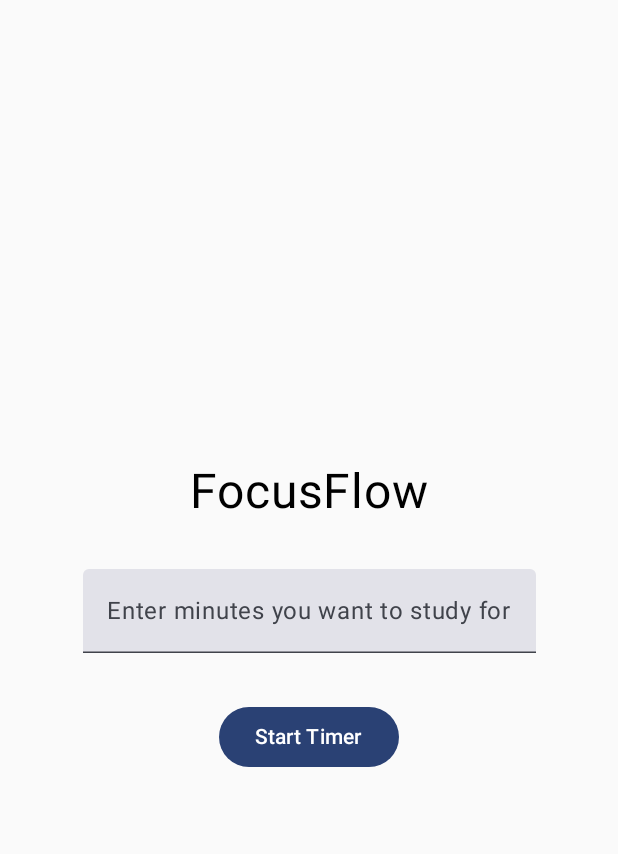
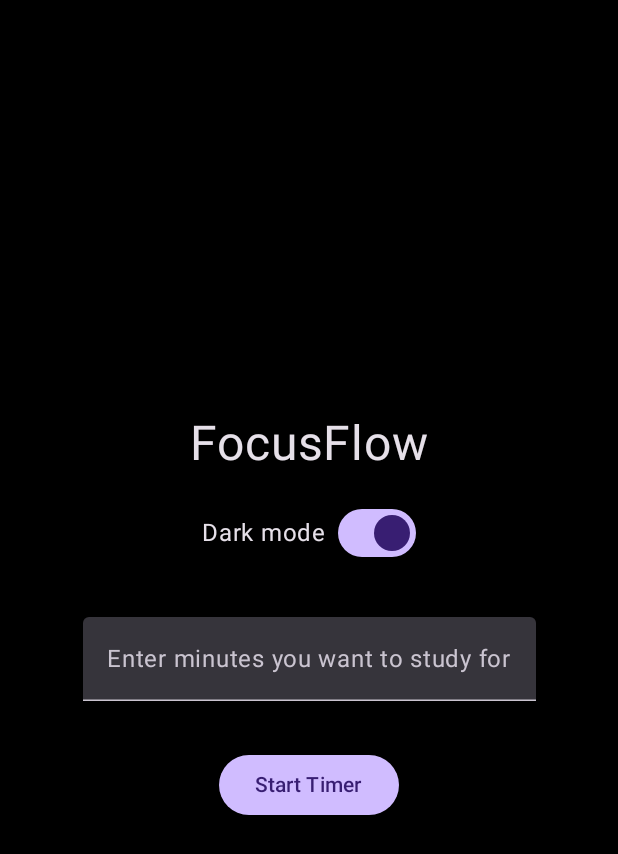
Before and after one commit to Joeal64/FocusFlow, an Android app built with Jetpack Compose: the screen it shows after launch (MainActivity), on a phone screen of 412 x 824 dp. Shown: the top 854 px of the screen. Run offline under Robolectric (Android 15) with nearby library versions, the phone set to English and light mode, and no system bars.

Commit message:
Dark mode enabled and shake sensor added

```diff
--- a/app/src/main/java/com/example/project_focusflow/MainActivity.kt
+++ b/app/src/main/java/com/example/project_focusflow/MainActivity.kt
@@ -1,5 +1,10 @@
 package com.example.project_focusflow
 
+import android.content.Context
+import android.hardware.Sensor
+import android.hardware.SensorEvent
+import android.hardware.SensorEventListener
+import android.hardware.SensorManager
 import android.os.Bundle
 import androidx.activity.ComponentActivity
 import androidx.activity.compose.setContent
@@ -13,25 +18,49 @@ import androidx.compose.ui.text.input.KeyboardType
 import androidx.compose.ui.unit.dp
 import androidx.compose.ui.unit.sp
 import com.example.project_focusflow.ui.theme.ProjectFocusFlowTheme
+import kotlin.math.sqrt
 
-class MainActivity : ComponentActivity() {
+class MainActivity : ComponentActivity(), SensorEventListener {
+
+    // Sensor variables
+    private lateinit var sensorManager: SensorManager
+    private var accelerometer: Sensor? = null
+
+    // values used to detect a shake
+    private var lastAcceleration = SensorManager.GRAVITY_EARTH
+    private var currentAcceleration = SensorManager.GRAVITY_EARTH
+    private var shake = 0f
+
     override fun onCreate(savedInstanceState: Bundle?) {
         super.onCreate(savedInstanceState)
 
+        sensorManager = getSystemService(Context.SENSOR_SERVICE) as SensorManager
+        accelerometer = sensorManager.getDefaultSensor(Sensor.TYPE_ACCELEROMETER)
+
         setContent {
-            ProjectFocusFlowTheme {
 
             var showTimer by remember { mutableStateOf(false) }
             var minutes by remember { mutableStateOf(25) }
+            var darkTheme by remember { mutableStateOf(true) } // default all dark
 
+            ProjectFocusFlowTheme(darkTheme = darkTheme) {
+                Surface(
+                    modifier = Modifier.fillMaxSize(),
+                    color = MaterialTheme.colorScheme.background
+                ) {
                     if (showTimer) {
-                    PomodoroTimer(startMinutes = minutes)
+                        PomodoroTimer(
+                            startMinutes = minutes,
+                            onBack = { showTimer = false }
+                        )
                     } else {
                         FocusFlowScreen(
                             onStart = { userMinutes ->
                                 minutes = userMinutes
                                 showTimer = true
-                        }
+                            },
+                            darkTheme = darkTheme,
+                            onDarkThemeChange = { darkTheme = it }
                         )
                     }
                 }
@@ -39,9 +68,53 @@ class MainActivity : ComponentActivity() {
         }
     }
 
+    override fun onResume() {
+        super.onResume()
+        accelerometer?.also { sensor ->
+            sensorManager.registerListener(
+                this,
+                sensor,
+                SensorManager.SENSOR_DELAY_NORMAL
+            )
+        }
+    }
+
+    override fun onPause() {
+        super.onPause()
+        sensorManager.unregisterListener(this)
+    }
+
+    // Called whenever the accelerometer value changes
+    override fun onSensorChanged(event: SensorEvent) {
+        if (event.sensor.type == Sensor.TYPE_ACCELEROMETER) {
+            val x = event.values[0]
+            val y = event.values[1]
+            val z = event.values[2]
+
+            // overall acceleration strength
+            currentAcceleration = sqrt((x * x + y * y + z * z).toDouble()).toFloat()
+            val delta = currentAcceleration - lastAcceleration
+            shake = shake * 0.9f + delta  // simple smoothing
+
+            if (shake > 12) {
+                // Call whatever the timer registered
+                SensorEvents.onShake?.invoke()
+            }
+
+            lastAcceleration = currentAcceleration
+        }
+    }
+
+    override fun onAccuracyChanged(sensor: Sensor?, accuracy: Int) {
+        // not needed for this case
+    }
+}
+
 @Composable
 fun FocusFlowScreen(
-    onStart: (Int) -> Unit
+    onStart: (Int) -> Unit,
+    darkTheme: Boolean,
+    onDarkThemeChange: (Boolean) -> Unit
 ) {
     var studyMinutes by remember { mutableStateOf("") }
 
@@ -55,8 +128,25 @@ fun FocusFlowScreen(
 
         Text(
             text = "FocusFlow",
-            fontSize = 32.sp
+            fontSize = 32.sp,
+            color = MaterialTheme.colorScheme.onBackground
         )
+
+        Spacer(modifier = Modifier.height(16.dp))
+
+        Row(
+            verticalAlignment = Alignment.CenterVertically
+        ) {
+            Text(
+                text = "Dark mode",
+                color = MaterialTheme.colorScheme.onBackground
+            )
+            Spacer(modifier = Modifier.width(8.dp))
+            Switch(
+                checked = darkTheme,
+                onCheckedChange = onDarkThemeChange
+            )
+        }
 
         Spacer(modifier = Modifier.height(32.dp))
 
--- /dev/null
+++ b/app/src/main/java/com/example/project_focusflow/Shake.kt
@@ -0,0 +1,5 @@
+package com.example.project_focusflow
+
+object SensorEvents {
+    var onShake: (() -> Unit)? = null
+}
--- a/app/src/main/java/com/example/project_focusflow/ui/theme/Theme.kt
+++ b/app/src/main/java/com/example/project_focusflow/ui/theme/Theme.kt
@@ -1,6 +1,5 @@
 package com.example.project_focusflow.ui.theme
 
-import android.app.Activity
 import android.os.Build
 import androidx.compose.foundation.isSystemInDarkTheme
 import androidx.compose.material3.MaterialTheme
@@ -14,41 +13,26 @@ import androidx.compose.ui.platform.LocalContext
 private val DarkColorScheme = darkColorScheme(
     primary = Purple80,
     secondary = PurpleGrey80,
-    tertiary = Pink80
+    tertiary = Pink80,
+    background = androidx.compose.ui.graphics.Color(0xFF000000),
+    surface = androidx.compose.ui.graphics.Color(0xFF121212),
 )
 
 private val LightColorScheme = lightColorScheme(
     primary = Purple40,
     secondary = PurpleGrey40,
-    tertiary = Pink40
+    tertiary = Pink40,
+    background = androidx.compose.ui.graphics.Color(0xFFFFFFFF),
+    surface = androidx.compose.ui.graphics.Color(0xFFFFFFFF),
+)
 
-    /* Other default colors to override
-    background = Color(0xFFFFFBFE),
-    surface = Color(0xFFFFFBFE),
-    onPrimary = Color.White,
-    onSecondary = Color.White,
-    onTertiary = Color.White,
-    onBackground = Color(0xFF1C1B1F),
-    onSurface = Color(0xFF1C1B1F),
-    */
-)
 
 @Composable
 fun ProjectFocusFlowTheme(
-    darkTheme: Boolean = isSystemInDarkTheme(),
-    // Dynamic color is available on Android 12+
-    dynamicColor: Boolean = true,
+    darkTheme: Boolean,
     content: @Composable () -> Unit
 ) {
-    val colorScheme = when {
-        dynamicColor && Build.VERSION.SDK_INT >= Build.VERSION_CODES.S -> {
-            val context = LocalContext.current
-            if (darkTheme) dynamicDarkColorScheme(context) else dynamicLightColorScheme(context)
-        }
-
-        darkTheme -> DarkColorScheme
-        else -> LightColorScheme
-    }
+    val colorScheme = if (darkTheme) DarkColorScheme else LightColorScheme
 
     MaterialTheme(
         colorScheme = colorScheme,
```
Also changed, not shown: app/src/main/java/com/example/project_focusflow/Timer.kt (+20 -11 lines). Lines whose indentation alone changed are shown as unchanged.
